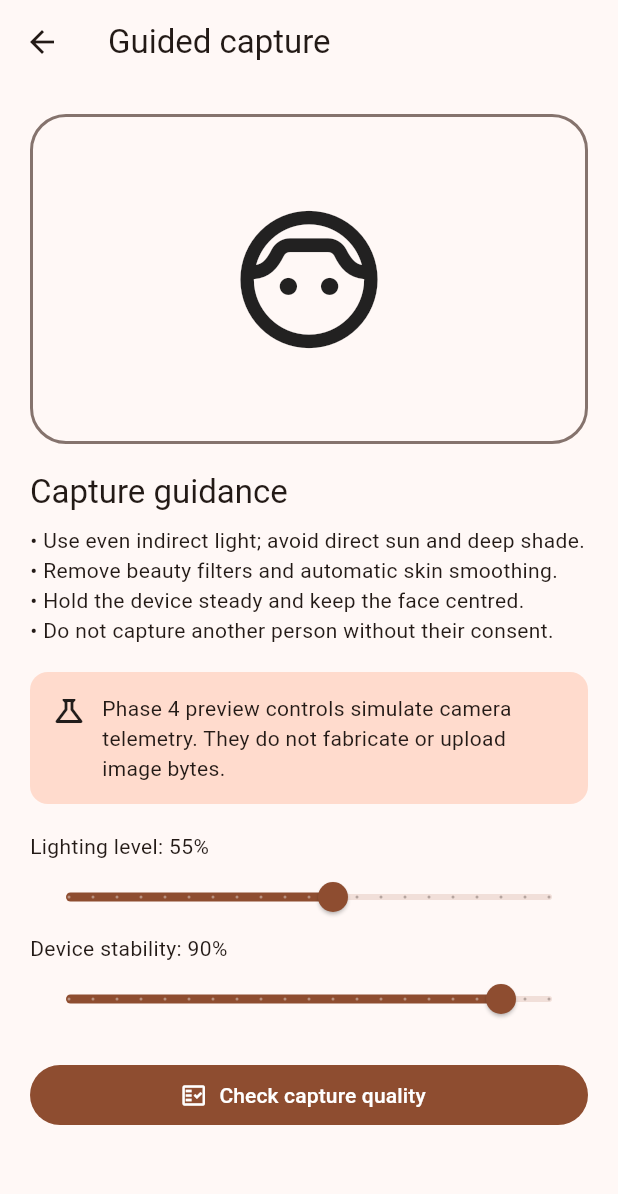
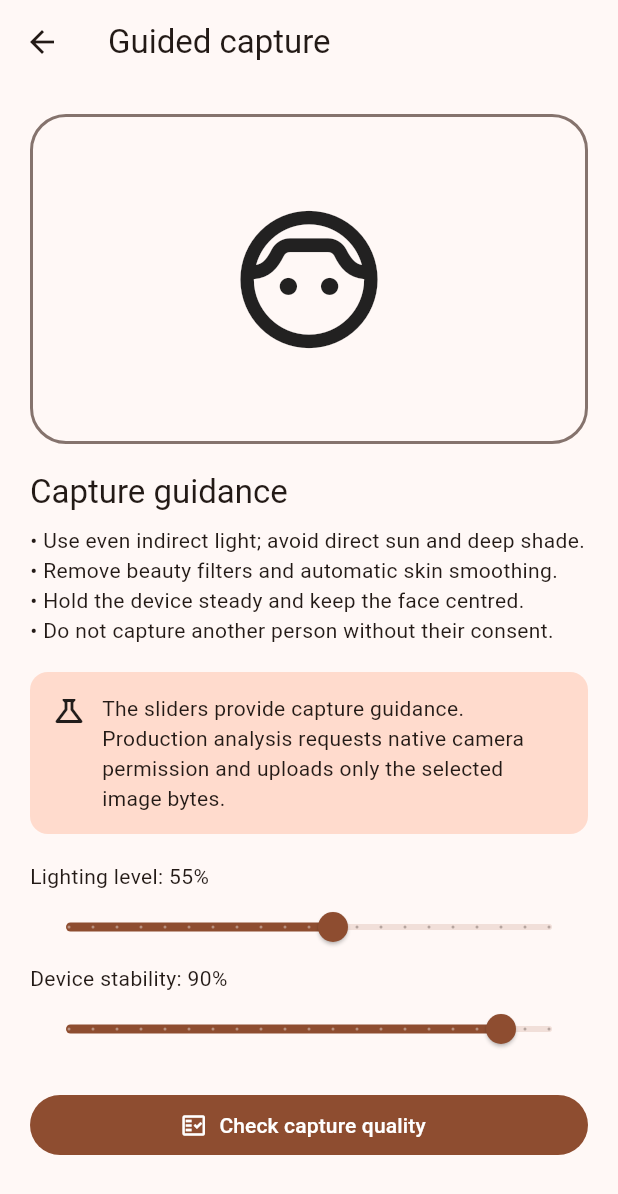
Before and after one commit to mshaibu3/MELANINTRUTH, a Flutter app: the _CaptureScreen widget shown alone on an empty page, opened directly, on a phone screen of 412 x 824 dp. Shown: the top 1194 px of the screen. Run offline on Flutter 3.47's test engine with Material 3 defaults, Android fonts, the phone set to English and light mode, and no system bars; our stand-ins replace flutter_riverpod, flutter_secure_storage, image_picker; accounts and stored records are empty.

Commit message:
Update Phase 5 mobile security and capture copy

```diff
--- a/melanintruth-ai/apps/mobile/lib/src/app.dart
+++ b/melanintruth-ai/apps/mobile/lib/src/app.dart
@@ -299,7 +299,7 @@ class _SignInScreenState extends ConsumerState<_SignInScreen> {
         ),
         const SizedBox(height: 8),
         const Text(
-          'Session credentials are held in memory only in this Phase 4 build and are never written to logs.',
+          'Access credentials remain in memory. Refresh-session material is stored with platform secure storage and is never written to logs.',
         ),
         const SizedBox(height: 20),
         TextField(
@@ -448,7 +448,7 @@ class _CaptureScreen extends ConsumerWidget {
         const _StatusPanel(
           icon: Icons.science_outlined,
           message:
-              'Phase 4 preview controls simulate camera telemetry. They do not fabricate or upload image bytes.',
+              'The sliders provide capture guidance. Production analysis requests native camera permission and uploads only the selected image bytes.',
         ),
         const SizedBox(height: 18),
         Text('Lighting level: ${(state.brightness * 100).round()}%'),
```
Also changed, not shown: 1 other file.
